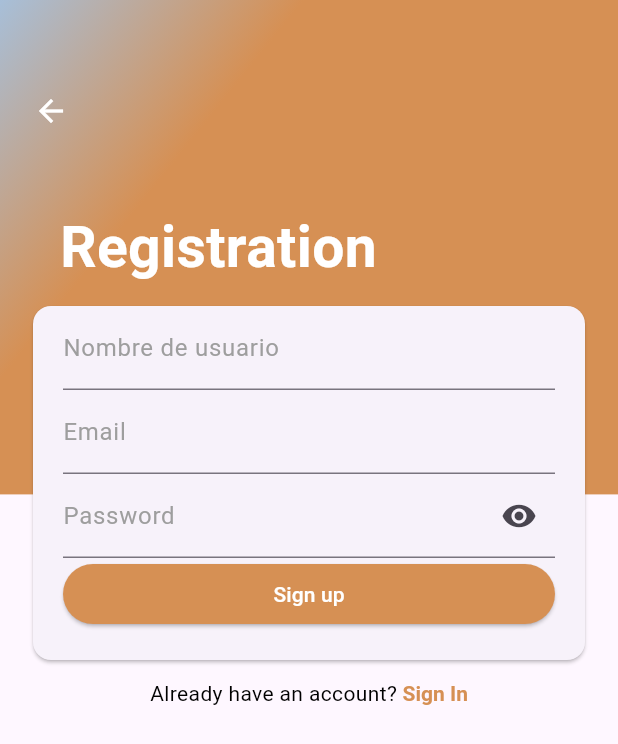
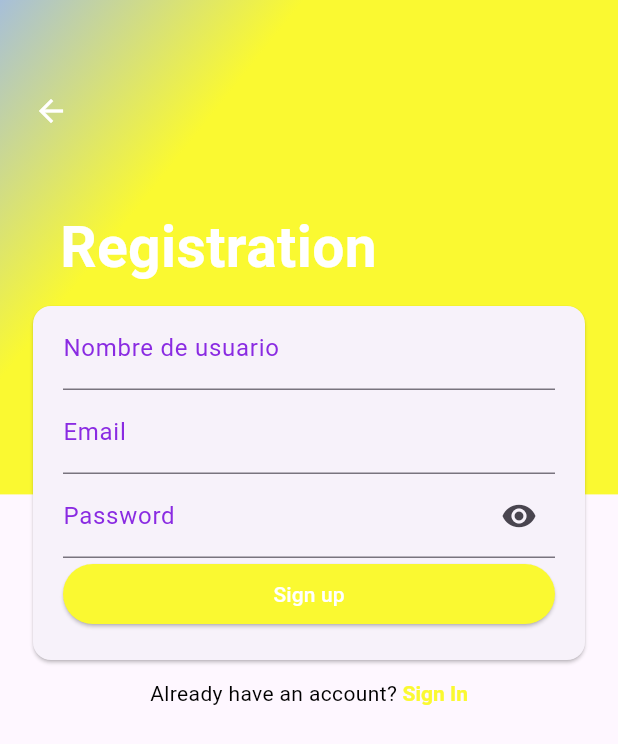
Before and after one commit to acevedo93/nekoApp, a Flutter app: the screen it shows after launch, after a tap on "Register with Email", on a phone screen of 412 x 824 dp. Shown: the top 744 px of the screen. Run offline on Flutter 3.47's test engine with Material 2 defaults, Android fonts, the phone set to English and light mode, and no system bars; our stand-ins replace cloud_firestore, equatable, firebase_auth, firebase_core, flutter_riverpod, go_router; missing offline and left inert: animated_snack_bar; accounts and stored records are empty; network calls fail.

Commit message:
implement new colors accesibility

```diff
--- a/lib/presentation/screens/welcome/welcome_screen.dart
+++ b/lib/presentation/screens/welcome/welcome_screen.dart
@@ -9,18 +9,23 @@
   @override
   Widget build(BuildContext context) {
     final theme = Theme.of(context);
+
     return Scaffold(
         backgroundColor: theme.primaryColor, body: const _WelcomeView());
   }
 }
 
 class _WelcomeView extends StatelessWidget {
+
   const _WelcomeView({
     super.key,
   });
 
   @override
   Widget build(BuildContext context) {
+
+    final textTheme = Theme.of(context).textTheme;
+    final theme = Theme.of(context);
     return SafeArea(
       child: Center(
         child: Column(children: [
@@ -41,10 +46,12 @@
           Row(
             mainAxisAlignment: MainAxisAlignment.center,
             children: [
-              const Text('Already have an account? ' ,style: TextStyle(color: Colors.white)),
+              Text('Already have an account? ' ,
+                  style: textTheme.bodyLarge),
               ButtonLink(onPress: (){
                 context.go('/signIn');
-              }, label: 'Sign In')
+              }, label: 'Sign In',
+                  color: theme.secondaryHeaderColor)
             ],
           )
         ]),
--- a/lib/presentation/screens/welcome/widgets/welcome_title.dart
+++ b/lib/presentation/screens/welcome/widgets/welcome_title.dart
@@ -1,4 +1,5 @@
 import 'package:flutter/material.dart';
+import 'package:nekonapp/presentation/theme/theme.dart';
 
 class WelcomeTitle
  extends StatelessWidget {
@@ -10,12 +11,11 @@
 
     final theme = Theme.of(context);
     final double containerWidth = MediaQuery.of(context).size.width * 0.8;
-
-    const TextStyle textStyle = TextStyle(
+    TextStyle textStyle = TextStyle(
       fontSize: 48,
-      fontWeight: FontWeight.bold
+      fontWeight: FontWeight.bold,
+      color: theme.secondaryHeaderColor
     );
-   final TextStyle secondary = textStyle.copyWith(color: theme.secondaryHeaderColor);
 
     return FractionallySizedBox(
       // widthFactor: 0.8,
@@ -25,8 +25,8 @@
           text: TextSpan(
 
             children: <TextSpan> [
-              const TextSpan(text: "Welcome \nto", style: textStyle),
-              TextSpan(text: " NekoAPP", style: secondary)
+              TextSpan(text: "Welcome \nto", style: textStyle),
+              TextSpan(text: " NekoAPP", style: textStyle)
 
             ]
           ),
--- a/lib/presentation/theme/theme.dart
+++ b/lib/presentation/theme/theme.dart
@@ -1,36 +1,46 @@
 import 'package:flutter/material.dart';
 
-const Color primary = Color(0xFFD69054);
-const Color secondary = Color(0xFFFFCF6F);
+const Color secondary = Color(0xFF8a2be2);
+const Color primary = Color(0xFFfaf931);
 class CustomTheme{
   static getTheme () {
     return ThemeData(
       useMaterial3: true,
       primaryColor: primary,
       secondaryHeaderColor: secondary,
+
+      textTheme: const TextTheme(
+        headlineLarge: TextStyle(color: secondary, fontWeight: FontWeight.bold),
+        bodyLarge: TextStyle(color: secondary)
+      ),
+      elevatedButtonTheme: ElevatedButtonThemeData(
+        style: ElevatedButton.styleFrom(
+          backgroundColor: secondary
+        )
+      ),
       textButtonTheme: TextButtonThemeData(
         style: TextButton.styleFrom(
-          foregroundColor: Colors.white,
+          foregroundColor: secondary,
         )
       ),
       inputDecorationTheme: const InputDecorationTheme(
         labelStyle: TextStyle(
-          color: Colors.grey
+          color: secondary
         ),
         floatingLabelStyle: TextStyle(
-          color: primary
+          color: secondary
         ),
         focusedBorder:UnderlineInputBorder(
-          borderSide: BorderSide(color: primary, width: 1)) ,
+          borderSide: BorderSide(color: secondary, width: 1)) ,
       ),
       outlinedButtonTheme: OutlinedButtonThemeData(
         style: OutlinedButton.styleFrom(
 
-          foregroundColor: Colors.white,
+          foregroundColor: secondary,
           padding: const EdgeInsets.symmetric(horizontal: 70),
-          side:const  BorderSide( width: 1, color: Colors.white),
+          side:const  BorderSide( width: 1, color: secondary),
           textStyle: const TextStyle(
-            color: Colors.white,
+            color: secondary,
             fontWeight: FontWeight.bold
           ),
         )
```
Also changed, not shown: lib/presentation/screens/signIn/signIn_screen.dart (+4 -3 lines), lib/presentation/screens/signIn/widgets/signIn_form.dart (+7 -7 lines).
